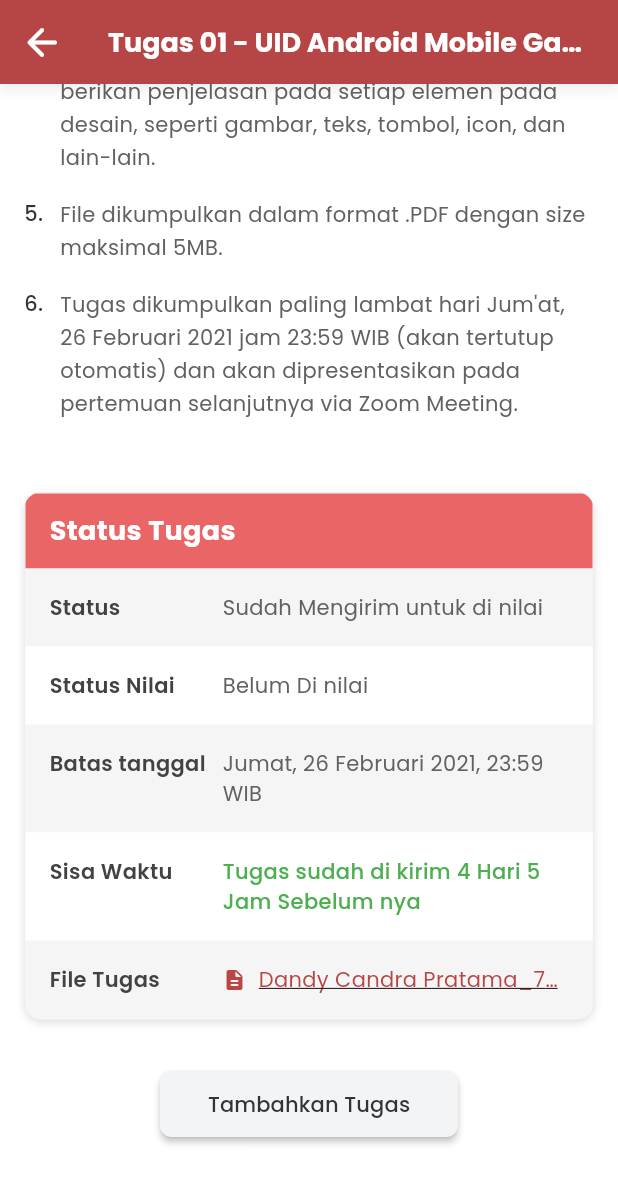
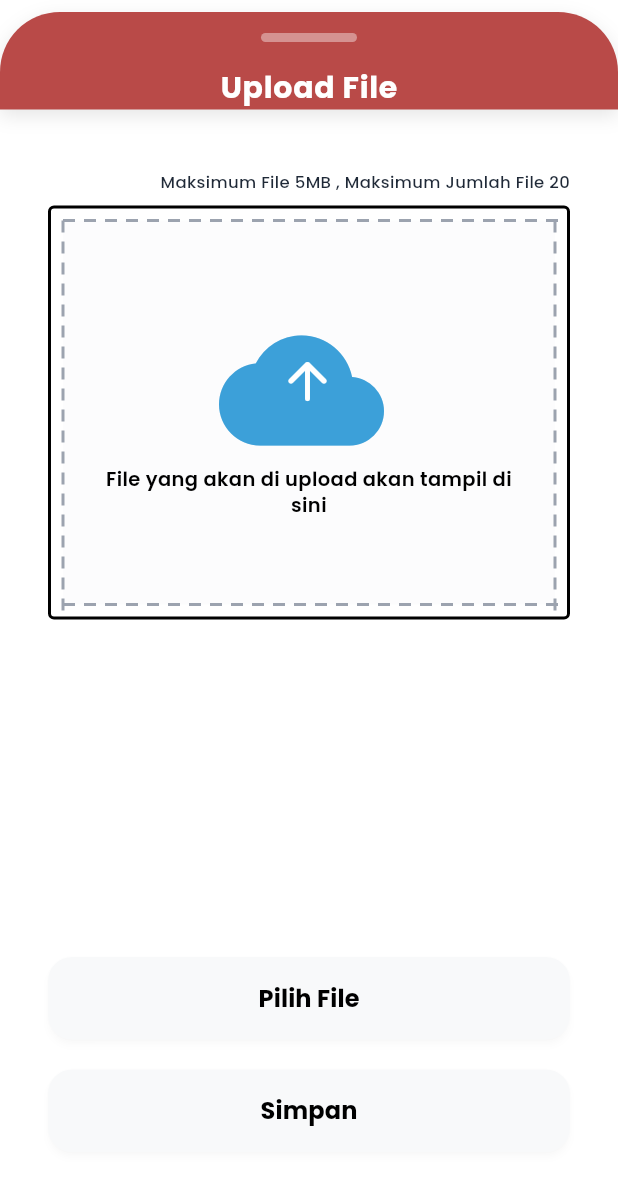
Before and after one commit to milaamilatus/aplikasisayaceloe, a Flutter app: the AssignmentDetailScreen screen opened directly, scrolled down 422 dp, after a tap on "Tambahkan Tugas", on a phone screen of 412 x 824 dp. Shown: the top 1184 px of the screen. Run offline on Flutter 3.47's test engine with Material 3 defaults, Android fonts, the phone set to English and light mode, and no system bars; our stand-ins replace google_fonts; network calls fail.

Commit message:
menambahkan halaman upload file

```diff
--- a/celoe/lib/assignment_detail_screen.dart
+++ b/celoe/lib/assignment_detail_screen.dart
@@ -1,5 +1,7 @@
 import 'package:flutter/material.dart';
 import 'package:google_fonts/google_fonts.dart';
+
+import 'upload_file_screen.dart';
 
 class AssignmentDetailScreen extends StatelessWidget {
   const AssignmentDetailScreen({super.key});
@@ -46,17 +48,27 @@ class AssignmentDetailScreen extends StatelessWidget {
                 const SizedBox(height: 32),
                 Center(
                   child: ElevatedButton(
-                    onPressed: () {},
+                    onPressed: () {
+                      Navigator.push(
+                        context,
+                        MaterialPageRoute(
+                            builder: (context) => const UploadFileScreen()),
+                      );
+                    },
                     style: ElevatedButton.styleFrom(
-                      backgroundColor: isDark ? const Color(0xFF374151) : const Color(0xFFF3F4F6),
+                      backgroundColor:
+                          isDark ? const Color(0xFF374151) : const Color(0xFFF3F4F6),
                       foregroundColor: textColor,
-                      padding: const EdgeInsets.symmetric(horizontal: 32, vertical: 12),
-                      shape: RoundedRectangleBorder(borderRadius: BorderRadius.circular(8)),
+                      padding: const EdgeInsets.symmetric(
+                          horizontal: 32, vertical: 12),
+                      shape: RoundedRectangleBorder(
+                          borderRadius: BorderRadius.circular(8)),
                       elevation: 2,
                     ),
                     child: Text(
                       'Tambahkan Tugas',
-                      style: GoogleFonts.poppins(fontWeight: FontWeight.w500, fontSize: 14),
+                      style: GoogleFonts.poppins(
+                          fontWeight: FontWeight.w500, fontSize: 14),
                     ),
                   ),
                 ),
--- /dev/null
+++ b/celoe/lib/upload_file_screen.dart
@@ -0,0 +1,287 @@
+import 'package:flutter/material.dart';
+import 'package:google_fonts/google_fonts.dart';
+
+class UploadFileScreen extends StatelessWidget {
+  const UploadFileScreen({super.key});
+
+  @override
+  Widget build(BuildContext context) {
+    final isDark = Theme.of(context).brightness == Brightness.dark;
+    final primaryRed = const Color(0xFFB94A48);
+    final backgroundColor = isDark ? const Color(0xFF121212) : Colors.white;
+    final surfaceColor = isDark ? const Color(0xFF2D2D2D) : const Color(0xFFF8F9FA);
+    final textMainColor = isDark ? const Color(0xFFE0E0E0) : const Color(0xFF333333);
+    final borderColor = isDark ? const Color(0xFF404040) : Colors.black;
+
+    return Scaffold(
+      backgroundColor: isDark ? Colors.black : const Color(0xFFF3F4F6),
+      body: SafeArea(
+        bottom: false,
+        child: Center(
+          child: Container(
+            constraints: const BoxConstraints(maxWidth: 450),
+            decoration: BoxDecoration(
+              color: backgroundColor,
+              boxShadow: [
+                BoxShadow(
+                  color: Colors.black.withOpacity(0.1),
+                  blurRadius: 20,
+                  offset: const Offset(0, 4),
+                ),
+              ],
+            ),
+            child: Column(
+              children: [
+                // Header
+                Container(
+                  width: double.infinity,
+                  margin: const EdgeInsets.only(top: 8),
+                  padding: const EdgeInsets.only(top: 14, pb: 20),
+                  decoration: BoxDecoration(
+                    color: primaryRed,
+                    borderRadius: const BorderRadius.only(
+                      topLeft: Radius.circular(40),
+                      topRight: Radius.circular(40),
+                    ),
+                    boxShadow: [
+                      BoxShadow(
+                        color: Colors.black.withOpacity(0.1),
+                        blurRadius: 10,
+                        offset: const Offset(0, 4),
+                      ),
+                    ],
+                  ),
+                  child: Column(
+                    children: [
+                      Container(
+                        width: 64,
+                        height: 6,
+                        decoration: BoxDecoration(
+                          color: Colors.white.withOpacity(0.4),
+                          borderRadius: BorderRadius.circular(3),
+                        ),
+                      ),
+                      const SizedBox(height: 16),
+                      Text(
+                        'Upload File',
+                        style: GoogleFonts.poppins(
+                          color: Colors.white,
+                          fontSize: 20,
+                          fontWeight: FontWeight.bold,
+                          letterSpacing: 0.5,
+                        ),
+                      ),
+                    ],
+                  ),
+                ),
+
+                // Content
+                Expanded(
+                  child: Padding(
+                    padding: const EdgeInsets.symmetric(horizontal: 32, vertical: 40),
+                    child: Column(
+                      crossAxisAlignment: CrossAxisAlignment.end,
+                      children: [
+                        Text(
+                          'Maksimum File 5MB , Maksimum Jumlah File 20',
+                          style: GoogleFonts.poppins(
+                            fontSize: 11,
+                            fontWeight: FontWeight.w500,
+                            color: isDark ? const Color(0xFFD1D5DB) : const Color(0xFF1F2937),
+                          ),
+                        ),
+                        const SizedBox(height: 8),
+
+                        // Upload Box
+                        Container(
+                          padding: const EdgeInsets.all(8),
+                          decoration: BoxDecoration(
+                            border: Border.all(color: borderColor, width: 2),
+                            borderRadius: BorderRadius.circular(4),
+                          ),
+                          child: Container(
+                            height: 256,
+                            width: double.infinity,
+                            decoration: BoxDecoration(
+                              color: isDark ? const Color(0xFF2D2D2D).withOpacity(0.3) : const Color(0xFFF9FAFB).withOpacity(0.5),
+                              borderRadius: BorderRadius.circular(2),
+                            ),
+                            child: _DashedBorderContainer(
+                              child: Column(
+                                mainAxisAlignment: MainAxisAlignment.center,
+                                children: [
+                                  _buildCloudIcon(),
+                                  const SizedBox(height: 16),
+                                  Padding(
+                                    padding: const EdgeInsets.symmetric(horizontal: 16),
+                                    child: Text(
+                                      'File yang akan di upload akan tampil di sini',
+                                      textAlign: TextAlign.center,
+                                      style: GoogleFonts.poppins(
+                                        fontSize: 13,
+                                        fontWeight: FontWeight.w600,
+                                        color: isDark ? Colors.white : Colors.black,
+                                        height: 1.3,
+                                      ),
+                                    ),
+                                  ),
+                                ],
+                              ),
+                            ),
+                          ),
+                        ),
+
+                        const Spacer(),
+
+                        // Buttons
+                        _buildButton(
+                          'Pilih File',
+                          surfaceColor,
+                          isDark ? Colors.white : Colors.black,
+                          isDark,
+                        ),
+                        const SizedBox(height: 20),
+                        _buildButton(
+                          'Simpan',
+                          surfaceColor,
+                          isDark ? Colors.white : Colors.black,
+                          isDark,
+                        ),
+                        const SizedBox(height: 16),
+                      ],
+                    ),
+                  ),
+                ),
+              ],
+            ),
+          ),
+        ),
+      ),
+    );
+  }
+
+  Widget _buildCloudIcon() {
+    return SizedBox(
+      width: 120,
+      height: 90,
+      child: Stack(
+        children: [
+          // Cloud Body
+          Positioned(
+            child: Icon(
+              Icons.cloud,
+              size: 110,
+              color: const Color(0xFF3CA0D9),
+            ),
+          ),
+          // Arrow
+          Positioned(
+            top: 25,
+            left: 35,
+            child: Container(
+              padding: const EdgeInsets.all(4),
+              child: const Icon(
+                Icons.arrow_upward_rounded,
+                size: 40,
+                color: Colors.white,
+              ),
+            ),
+          ),
+        ],
+      ),
+    );
+  }
+
+  Widget _buildButton(String text, Color bgColor, Color textColor, bool isDark) {
+    return SizedBox(
+      width: double.infinity,
+      child: ElevatedButton(
+        onPressed: () {},
+        style: ElevatedButton.styleFrom(
+          backgroundColor: bgColor,
+          foregroundColor: textColor,
+          padding: const EdgeInsets.symmetric(vertical: 16),
+          shape: RoundedRectangleBorder(
+            borderRadius: BorderRadius.circular(16),
+            side: BorderSide(
+              color: isDark ? const Color(0xFF404040) : Colors.transparent,
+            ),
+          ),
+          elevation: 2,
+          shadowColor: Colors.black12,
+        ),
+        child: Text(
+          text,
+          style: GoogleFonts.poppins(
+            fontWeight: FontWeight.bold,
+            fontSize: 16,
+          ),
+        ),
+      ),
+    );
+  }
+}
+
+class _DashedBorderContainer extends StatelessWidget {
+  final Widget child;
+
+  const _DashedBorderContainer({required this.child});
+
+  @override
+  Widget build(BuildContext context) {
+    return CustomPaint(
+      painter: _DashedPainter(
+        color: Theme.of(context).brightness == Brightness.dark ? const Color(0xFF6B7280) : const Color(0xFF9CA3AF),
+      ),
+      child: child,
+    );
+  }
+}
+
+class _DashedPainter extends CustomPainter {
+  final Color color;
+
+  _DashedPainter({required this.color});
+
+  @override
+  void paint(Canvas canvas, Size size) {
+    final paint = Paint()
+      ..color = color
+      ..strokeWidth = 2
+      ..style = PaintingStyle.stroke;
+
+    const dashWidth = 8.0;
+    const dashSpace = 6.0;
+
+    // Top
+    double startX = 0;
+    while (startX < size.width) {
+      canvas.drawLine(Offset(startX, 0), Offset(startX + dashWidth, 0), paint);
+      startX += dashWidth + dashSpace;
+    }
+
+    // Bottom
+    startX = 0;
+    while (startX < size.width) {
+      canvas.drawLine(Offset(startX, size.height), Offset(startX + dashWidth, size.height), paint);
+      startX += dashWidth + dashSpace;
+    }
+
+    // Left
+    double startY = 0;
+    while (startY < size.height) {
+      canvas.drawLine(Offset(0, startY), Offset(0, startY + dashWidth), paint);
+      startY += dashWidth + dashSpace;
+    }
+
+    // Right
+    startY = 0;
+    while (startY < size.height) {
+      canvas.drawLine(Offset(size.width, startY), Offset(size.width, startY + dashWidth), paint);
+      startY += dashWidth + dashSpace;
+    }
+  }
+
+  @override
+  bool shouldRepaint(covariant CustomPainter oldDelegate) => false;
+}
```
